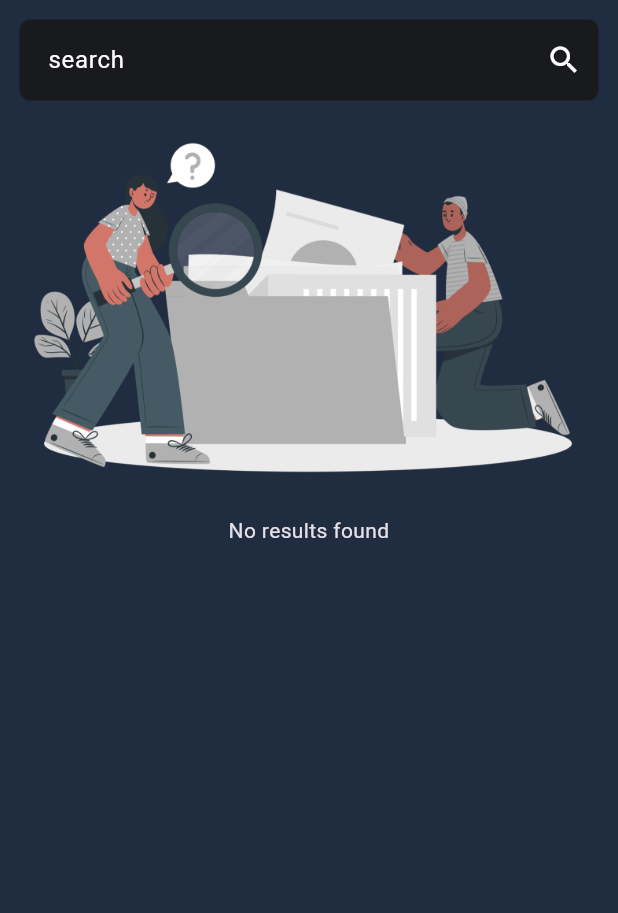
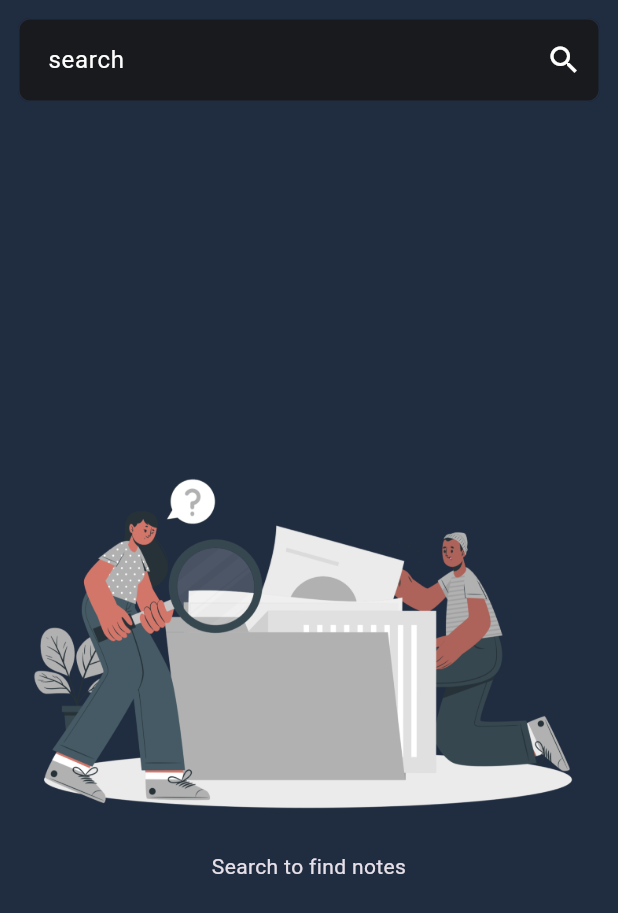
Before and after one commit to Ahmed-Soly/Fakarny, a Flutter app: the SearchView screen opened by its route, on a phone screen of 412 x 824 dp. Shown: the top 913 px of the screen. Run offline on Flutter 3.47's test engine with Material 3 defaults, Android fonts, the phone set to English and light mode, and no system bars; our stand-ins replace flutter_bloc, flutter_svg, get_it, modal_progress_hud_nsn, sqflite; accounts and stored records are empty.

Commit message:
search methode

```diff
--- a/lib/features/search_feature/provider/search_cubit.dart
+++ b/lib/features/search_feature/provider/search_cubit.dart
@@ -11,7 +11,12 @@ class SearchCubit extends Cubit<SearchState>{
 
   Future<void> searchNotes(String query) async {
     List<NoteModel> notes = await databaseHelper.searchNotes(query);
-    emit(SearchNotesSuccess(notes:notes));
+    if(notes.isEmpty){
+      emit(SearchNotesEmpty());
+    }else{
+      emit(SearchNotesSuccess(notes:notes));
+    }
+
   }
 
 
--- a/lib/features/search_feature/provider/search_state.dart
+++ b/lib/features/search_feature/provider/search_state.dart
@@ -10,5 +10,5 @@ class SearchNotesSuccess extends SearchState {
   final List<NoteModel> notes;
   SearchNotesSuccess({required this.notes});
 }
-
+class SearchNotesEmpty extends SearchState {}
 class SearchNotesFailure extends SearchState {}
--- a/lib/features/search_feature/view/widget/search_view_body.dart
+++ b/lib/features/search_feature/view/widget/search_view_body.dart
@@ -1,9 +1,10 @@
 import 'package:flutter/material.dart';
 import 'package:flutter_bloc/flutter_bloc.dart';
 import 'package:note/core/widget/customTextForm.dart';
-
 import '../../../../../generated/assets.dart';
+import '../../../home_features/view/widget/home_view_body.dart';
 import '../../provider/search_cubit.dart';
+import '../../provider/search_state.dart';
 
 class SearchViewBody extends StatefulWidget {
   const SearchViewBody({super.key});
@@ -35,11 +36,15 @@ class _SearchViewBodyState extends State<SearchViewBody> {
               },
             ),
             const SizedBox(height:15,),
-            Expanded(
-              child: CustomScrollView(
-                slivers: [
-                  SliverToBoxAdapter(
-                    child: Center(
+            BlocBuilder<SearchCubit,SearchState>(
+                builder:(context,state){
+                  if(state is SearchNotesLoading){
+                    return const Center(child: CircularProgressIndicator(),);
+                  }
+                  else if(state is SearchNotesSuccess){
+                    return Expanded(child: HomeViewBody(notes:state.notes));
+                  }else if(state is SearchNotesEmpty){
+                    Center(
                       child: Column(
                         mainAxisAlignment: MainAxisAlignment.center,
                         crossAxisAlignment: CrossAxisAlignment.stretch,
@@ -49,11 +54,22 @@ class _SearchViewBodyState extends State<SearchViewBody> {
                           const Text('No results found',textAlign: TextAlign.center,),
                         ],
                       ),
+                    );
+                  }
+                  return Expanded(
+                    child: Column(
+                      mainAxisAlignment: MainAxisAlignment.center,
+                      crossAxisAlignment: CrossAxisAlignment.stretch,
+                      children: [
+                        Image.asset(Assets.imagesSearch),
+                        const SizedBox(height: 10.0,),
+                        const Text('Search to find notes',textAlign: TextAlign.center,),
+                      ],
                     ),
-                  ),
-                ],
-              ),
+                  );
+                }
             ),
+
           ],
         ),
       ),
```
